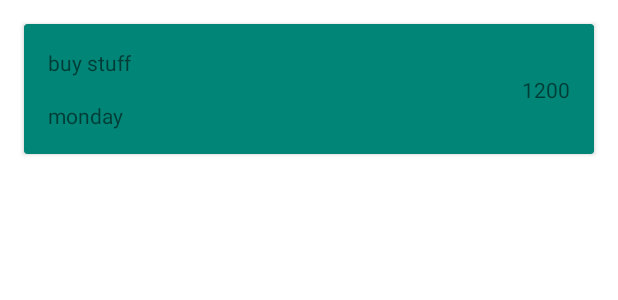
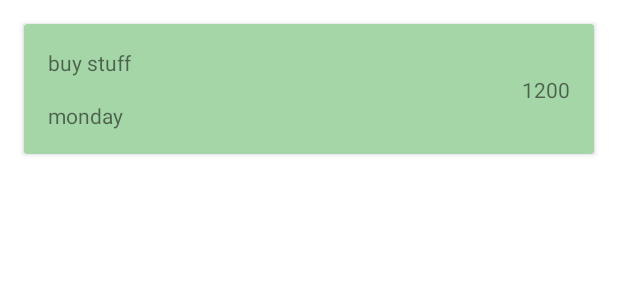
Before and after one commit to MehdiNosrati/pfm, an Android app: the layout item_transaction_expense.xml on its own in the app's theme, with its tools: preview values and no code run, on a phone screen of 412 x 824 dp. Shown: the top 300 px of the screen. Run offline under Robolectric (Android 15) with nearby library versions, the phone set to English and light mode, and no system bars.

Commit message:
improve ui

```diff
--- a/app/src/main/res/layout/fragment_home.xml
+++ b/app/src/main/res/layout/fragment_home.xml
@@ -12,7 +12,7 @@
         android:layout_width="match_parent"
         android:layout_height="match_parent"
         tools:context=".ui.HomeFragment"
-        android:background="@color/colorPrimary">
+        android:background="@color/white">
 
         <androidx.recyclerview.widget.RecyclerView
             android:id="@+id/transaction_list"
@@ -25,7 +25,7 @@
             android:layout_height="wrap_content"
             android:layout_gravity="bottom|end"
             android:layout_margin="@dimen/_16dp"
-            android:src="@drawable/abc_vector_test"
+            android:src="@drawable/ic_add"
             android:onClick="@{(view) -> viewmodel.navigateToTransaction(view)}"/>
 
     </FrameLayout>
--- a/app/src/main/res/values/colors.xml
+++ b/app/src/main/res/values/colors.xml
@@ -1,6 +1,7 @@
 <?xml version="1.0" encoding="utf-8"?>
 <resources>
-    <color name="colorPrimary">#008577</color>
-    <color name="colorPrimaryDark">#00574B</color>
-    <color name="colorAccent">#D81B60</color>
+    <color name="colorPrimary">#A5D6A7</color>
+    <color name="colorPrimaryDark">#66BB6A</color>
+    <color name="colorAccent">#FFCA28</color>
+    <color name="white">#fff</color>
 </resources>
```
Also changed, not shown: app/src/main/res/drawable/ic_add.xml (added, +9 -0 lines).
